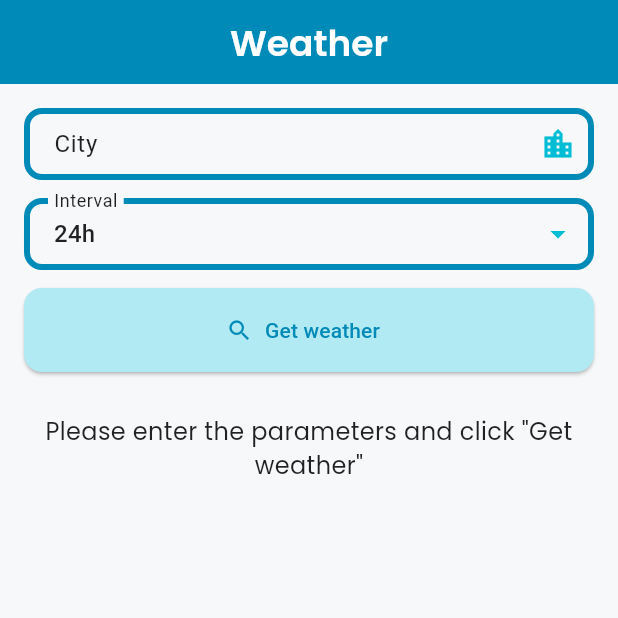
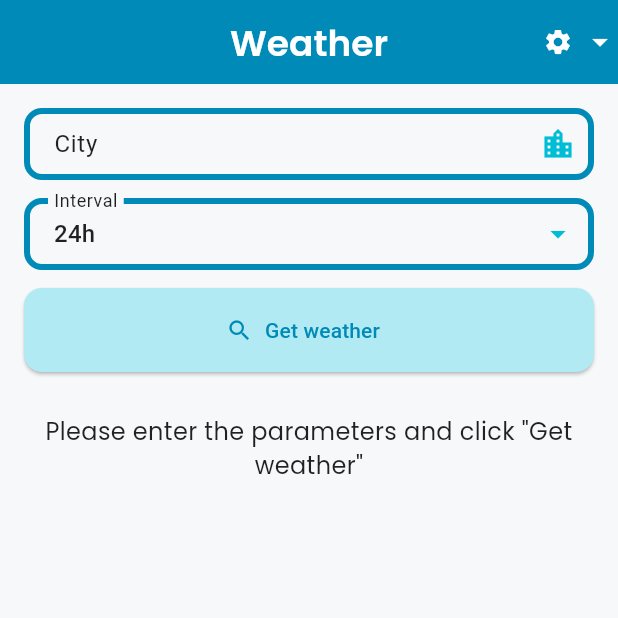
Before and after one commit to LenderDiam/flutter_weather_app, a Flutter app: the screen it shows after launch, on a phone screen of 412 x 824 dp, the top half of it. Run offline on Flutter 3.47's test engine with Material 3 defaults, Android fonts, the phone set to English and light mode, and no system bars; our stand-ins replace google_fonts.

Commit message:
Implement theme mode selection

```diff
--- a/lib/main.dart
+++ b/lib/main.dart
@@ -6,18 +6,34 @@ void main() {
   runApp(const WeatherApp());
 }
 
-class WeatherApp extends StatelessWidget {
+class WeatherApp extends StatefulWidget {
   const WeatherApp({super.key});
+
+  @override
+  State<WeatherApp> createState() => _WeatherAppState();
+}
+
+class _WeatherAppState extends State<WeatherApp> {
+  ThemeMode _themeMode = ThemeMode.system;
+
+  void _changeTheme(ThemeMode mode) {
+    setState(() {
+      _themeMode = mode;
+    });
+  }
 
   @override
   Widget build(BuildContext context) {
     return MaterialApp(
       title: 'Weather',
       debugShowCheckedModeBanner: false,
-      themeMode: ThemeMode.system,
+      themeMode: _themeMode,
       theme: AppTheme.light,
       darkTheme: AppTheme.dark,
-      home: const HomeScreen(),
+      home: HomeScreen(
+        themeMode: _themeMode,
+        onThemeChanged: _changeTheme,
+      ),
     );
   }
 }
--- a/lib/screens/home_screen.dart
+++ b/lib/screens/home_screen.dart
@@ -6,15 +6,24 @@ import 'package:flutter_weather_app/services/weather_service.dart';
 import 'package:flutter_weather_app/services/geocoding_service.dart';
 import 'package:flutter_weather_app/utils/theme/custom_themes/color_scheme.dart';
 import 'package:flutter_weather_app/utils/weather/weather_utils.dart';
+import 'package:flutter_weather_app/widgets/custom_app_bar_widget.dart';
 import 'package:flutter_weather_app/widgets/expendable_button_widget.dart';
 import 'package:flutter_weather_app/widgets/generic_grid_widget.dart';
 import 'package:flutter_weather_app/widgets/grid_item_tile_widget.dart';
 import 'package:flutter_weather_app/widgets/hourly_forecast_card_widget.dart';
+import 'package:flutter_weather_app/widgets/theme_mode_dropdown_widget.dart';
 
 /// Home screen for the weather app.
 /// Allows the user to search for a city, select from possible matches, and display weather data.
 class HomeScreen extends StatefulWidget {
-  const HomeScreen({super.key});
+  final ThemeMode themeMode;
+  final ValueChanged<ThemeMode> onThemeChanged;
+
+  const HomeScreen({
+    super.key,
+    required this.themeMode,
+    required this.onThemeChanged,
+  });
 
   @override
   State<HomeScreen> createState() => _HomeScreenState();
@@ -182,13 +191,10 @@ class _HomeScreenState extends State<HomeScreen> {
     final theme = Theme.of(context);
 
     return Scaffold(
-      appBar: AppBar(
-        title: Text(
-          "Weather",
-          style: theme.textTheme.titleLarge?.copyWith(
-            color: theme.colorScheme.onPrimary,
-          ),
-        ),
+      appBar: CustomAppBar(
+        themeMode: widget.themeMode,
+        onThemeChanged: widget.onThemeChanged,
+        title: "Weather",
       ),
       body: SingleChildScrollView(
         child: Center(
```
